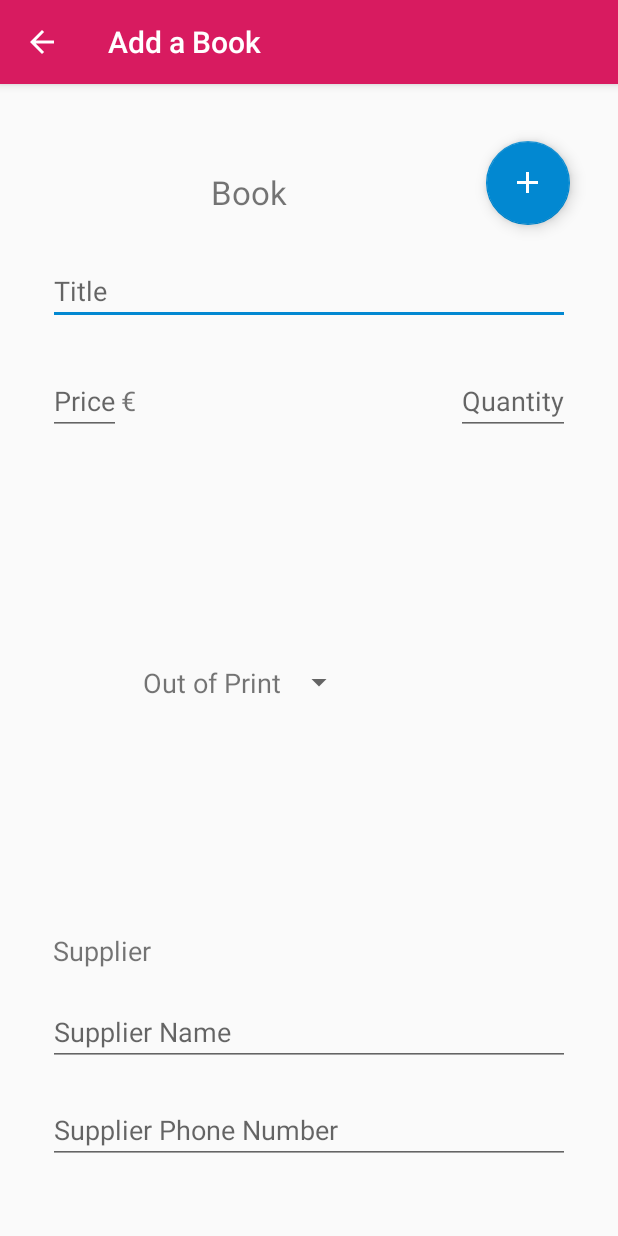
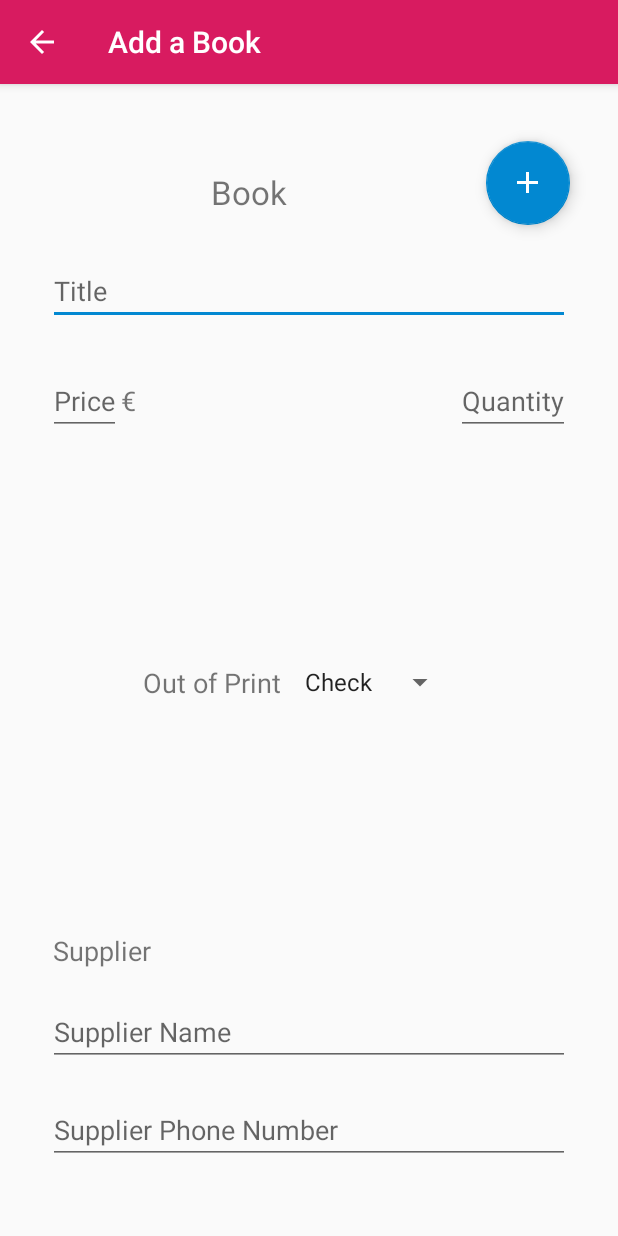
Before and after one commit to Clacli/MyBookInventory, an Android app: the BookManagingActivity screen opened directly, with no data from a screen before it, on a phone screen of 412 x 824 dp. Run offline under Robolectric (Android 15) with nearby library versions, the phone set to English and light mode, and no system bars.

```diff
--- a/app/src/main/java/com/example/claudiabee/mybookinventory/BookManagingActivity.java
+++ b/app/src/main/java/com/example/claudiabee/mybookinventory/BookManagingActivity.java
@@ -4,6 +4,7 @@ import android.os.Bundle;
 import android.support.design.widget.FloatingActionButton;
 import android.support.v7.app.AppCompatActivity;
 import android.view.View;
+import android.widget.ArrayAdapter;
 import android.widget.EditText;
 import android.widget.Spinner;
 import android.widget.Toast;
@@ -58,5 +59,22 @@ public class BookManagingActivity extends AppCompatActivity {
             }
         });
 
+        setupSpinner();
+    }
+
+    /**
+     * Setup the dropdown spinner that allows the user to select whether or not the book
+     * is out of print.
+     */
+    private void setupSpinner() {
+        // Create the adapter for the spinner. The list options from which the user choose,
+        // are stored in the String array in arrays.xml, the spinner will use the default layout
+        ArrayAdapter adapter = ArrayAdapter.createFromResource(this,
+                R.array.array_out_of_print_options, android.R.layout.simple_spinner_item);
+
+        // Specify the layout style to use when the list of choices appears
+        adapter.setDropDownViewResource(android.R.layout.simple_spinner_dropdown_item);
+        // Apply the adapter to the spinner
+        mOutOfPrintSpinner.setAdapter(adapter);
     }
 }
--- a/app/src/main/res/layout/activity_book_managing.xml
+++ b/app/src/main/res/layout/activity_book_managing.xml
@@ -96,8 +96,8 @@
         android:layout_width="wrap_content"
         android:layout_height="48dp"
         android:layout_marginBottom="73dp"
-        android:layout_marginLeft="1dp"
-        android:layout_marginStart="1dp"
+        android:layout_marginLeft="8dp"
+        android:layout_marginStart="8dp"
         android:layout_marginTop="72dp"
         android:paddingEnd="16dp"
         android:paddingRight="16dp"
--- /dev/null
+++ b/app/src/main/res/values/arrays.xml
@@ -0,0 +1,9 @@
+<?xml version="1.0" encoding="utf-8"?>
+<resources>
+    <!-- These are the options displayed in the out_of_print drop-down Spinner -->
+    <string-array name="array_out_of_print_options">
+        <item>@string/check</item>
+        <item>@string/yes_out_of_print</item>
+        <item>@string/not_out_of_print</item>
+    </string-array>
+</resources>
--- a/app/src/main/res/values/strings.xml
+++ b/app/src/main/res/values/strings.xml
@@ -42,4 +42,13 @@
     <!-- Text of the hint in EditText with ID edit_supplier_phone_number[CHAR LIMIT=25] -->
     <string name="supplier_phone_number_hint">Supplier Phone Number</string>
 
+    <!-- Text of the hint in EditText with ID edit_supplier_phone_number[CHAR LIMIT=25] -->
+    <string name="check">Check</string>
+
+    <!-- Text of the hint in EditText with ID edit_supplier_phone_number[CHAR LIMIT=25] -->
+    <string name="yes_out_of_print">No</string>
+
+    <!-- Text of the hint in EditText with ID edit_supplier_phone_number[CHAR LIMIT=25] -->
+    <string name="not_out_of_print">Yes</string>
+
 </resources>
```
